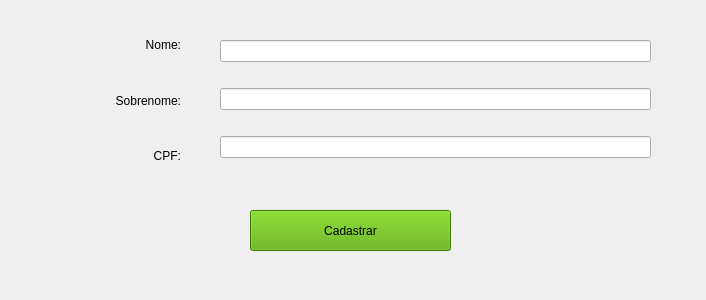
Qt form sistema/screens/cadastroPessoas.ui (GEspinosa7/DesafioGD) before a commit.
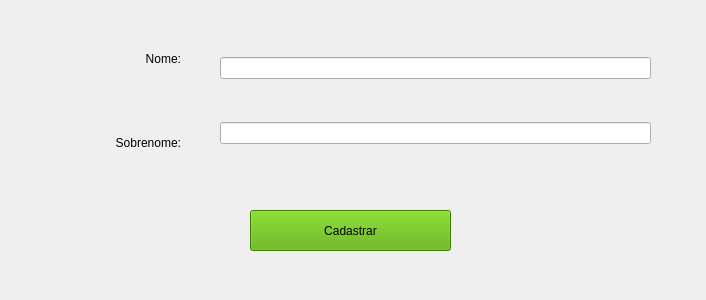
The same form after that commit.

Commit message: listar pessoas do banco de dados

```diff
--- a/sistema/screens/cadastroPessoas.ui
+++ b/sistema/screens/cadastroPessoas.ui
@@ -41,9 +41,6 @@
     <item>
      <widget class="QLineEdit" name="lineEditSobrenome"/>
     </item>
-    <item>
-     <widget class="QLineEdit" name="lineEditCPF"/>
-    </item>
    </layout>
   </widget>
   <widget class="QPushButton" name="btnCadastrar">
@@ -93,16 +90,6 @@
       </property>
      </widget>
     </item>
-    <item>
-     <widget class="QLabel" name="lblCPF">
-      <property name="text">
-       <string>CPF:</string>
-      </property>
-      <property name="alignment">
-       <set>Qt::AlignRight|Qt::AlignTrailing|Qt::AlignVCenter</set>
-      </property>
-     </widget>
-    </item>
    </layout>
   </widget>
  </widget>
```
The commit also changes 1 other file.
